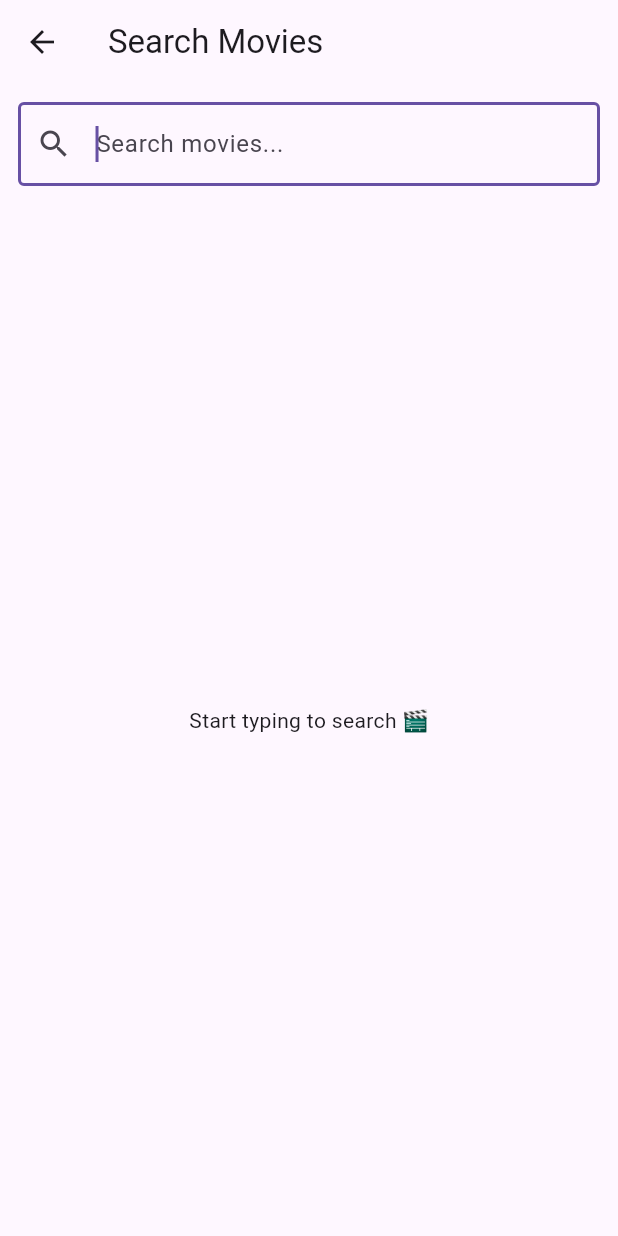
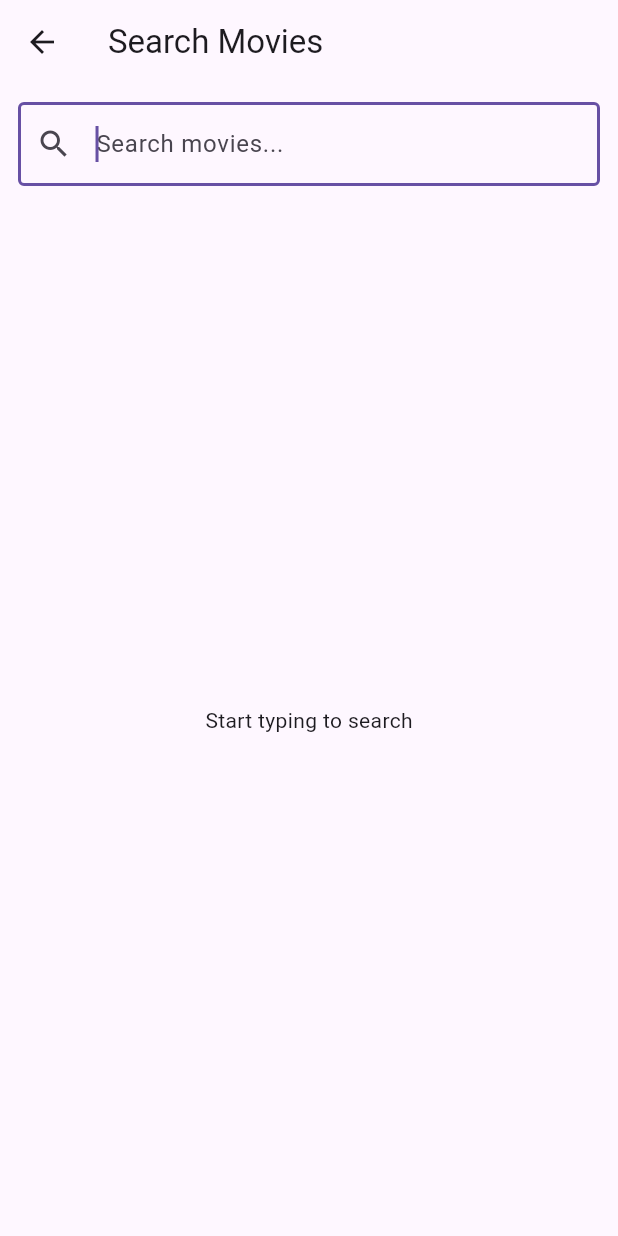
Before and after one commit to guptavirendra/movie_explorer_app, a Flutter app: the SearchScreen screen opened by its route, on a phone screen of 412 x 824 dp. Run offline on Flutter 3.47's test engine with Material 3 defaults, Android fonts, the phone set to English and light mode, and no system bars; our stand-ins replace cached_network_image, connectivity_plus, dio, equatable, flutter_bloc, flutter_dotenv and 3 more; accounts and stored records are empty.

Commit message:
docs(polish): finalize assignment readiness and dependency hygiene

```diff
--- a/lib/features/movie/presentation/screen/search_screen.dart
+++ b/lib/features/movie/presentation/screen/search_screen.dart
@@ -47,7 +47,7 @@ class _SearchScreenState extends State<SearchScreen> {
       appBar: AppBar(title: const Text("Search Movies")),
       body: Column(
         children: [
-          // 🔍 Search Field
+          // Search field
           Padding(
             padding: const EdgeInsets.all(12),
             child: TextField(
@@ -64,12 +64,12 @@ class _SearchScreenState extends State<SearchScreen> {
             ),
           ),
 
-          // 📋 Results
+          // Results
           Expanded(
             child: BlocBuilder<SearchCubit, SearchState>(
               builder: (context, state) {
                 if (state is SearchInitial) {
-                  return const Center(child: Text("Start typing to search 🎬"));
+                  return const Center(child: Text("Start typing to search"));
                 }
 
                 if (state is SearchLoading) {
@@ -77,7 +77,7 @@ class _SearchScreenState extends State<SearchScreen> {
                 }
 
                 if (state is SearchEmpty) {
-                  return const Center(child: Text("No results found 😔"));
+                  return const Center(child: Text("No results found"));
                 }
 
                 if (state is SearchError) {
--- a/pubspec.yaml
+++ b/pubspec.yaml
@@ -44,7 +44,6 @@ dependencies:
   connectivity_plus: ^7.1.0
   flutter_bloc: ^7.0.0
   cached_network_image: ^3.3.1
-  mocktail: ^0.2.0
 
 
 
@@ -52,6 +51,7 @@ dev_dependencies:
   flutter_test:
     sdk: flutter
   bloc_test: ^8.0.0
+  mocktail: ^0.2.0
 
   # The "flutter_lints" package below contains a set of recommended lints to
   # encourage good coding practices. The lint set provided by the package is
```
Also changed, not shown: pubspec.lock, 1 other file.
